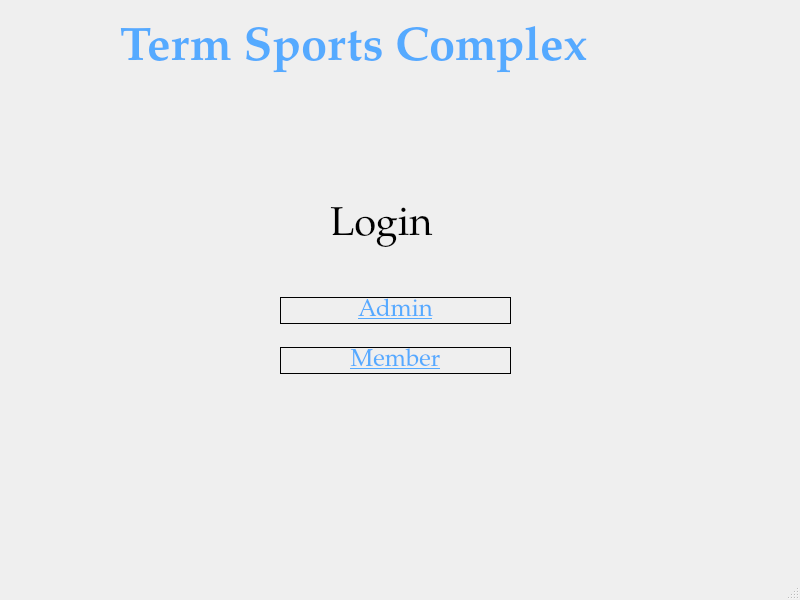
Old version of the form UI/MainPageUI.ui in the repository tural777/FinalProject.
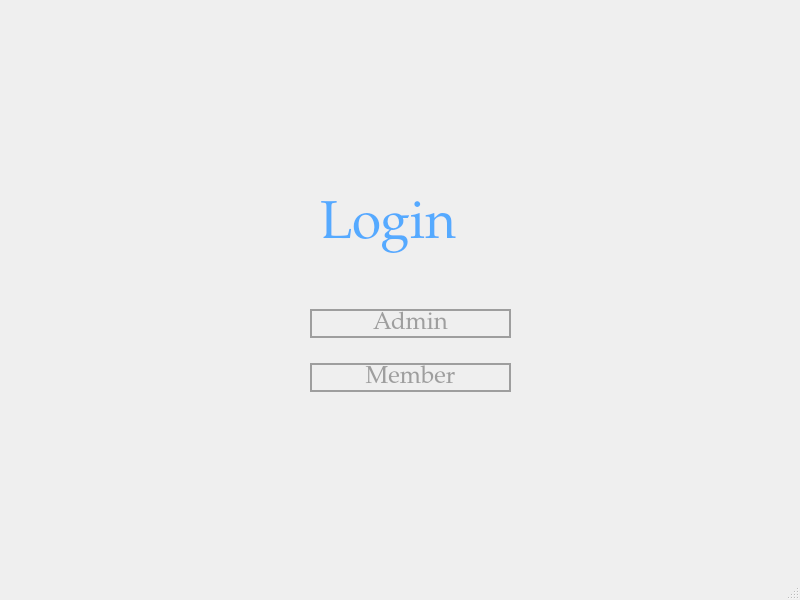
New version of the form.

```diff
--- a/UI/MainPageUI.ui
+++ b/UI/MainPageUI.ui
@@ -19,6 +19,12 @@
     <height>600</height>
    </size>
   </property>
+  <property name="maximumSize">
+   <size>
+    <width>800</width>
+    <height>600</height>
+   </size>
+  </property>
   <property name="font">
    <font>
     <family>Palatino Linotype</family>
@@ -38,10 +44,10 @@
    <widget class="QWidget" name="verticalLayoutWidget">
     <property name="geometry">
      <rect>
-      <x>280</x>
-      <y>280</y>
-      <width>231</width>
-      <height>111</height>
+      <x>310</x>
+      <y>290</y>
+      <width>201</width>
+      <height>121</height>
      </rect>
     </property>
     <layout class="QVBoxLayout" name="verticalLayout">
@@ -51,15 +57,29 @@
         <font>
          <family>Palatino Linotype</family>
          <pointsize>18</pointsize>
-         <underline>true</underline>
+         <underline>false</underline>
         </font>
        </property>
        <property name="cursor">
         <cursorShape>PointingHandCursor</cursorShape>
        </property>
        <property name="styleSheet">
-        <string notr="true">border: 1px solid black;
-color: rgb(85, 170, 255);</string>
+        <string notr="true">QPushButton{
+	border: 2px solid #9E9E9E;
+	border-radius: 15px;
+	background-color: #00000000;
+	color: #9E9E9E;
+}
+QPushButton:hover{
+	color: #FFFFFF;
+	background-color: #5a5a5a;
+}
+QPushButton:pressed{
+	color: #9c2219;
+}
+QPushButton:checked{
+	color: #2c998e;
+}</string>
        </property>
        <property name="text">
         <string>Admin</string>
@@ -68,19 +88,39 @@
      </item>
      <item>
       <widget class="QPushButton" name="btn_member">
+       <property name="sizePolicy">
+        <sizepolicy hsizetype="Minimum" vsizetype="Fixed">
+         <horstretch>0</horstretch>
+         <verstretch>0</verstretch>
+        </sizepolicy>
+       </property>
        <property name="font">
         <font>
          <family>Palatino Linotype</family>
          <pointsize>18</pointsize>
-         <underline>true</underline>
+         <underline>false</underline>
         </font>
        </property>
        <property name="cursor">
         <cursorShape>PointingHandCursor</cursorShape>
        </property>
        <property name="styleSheet">
-        <string notr="true">border: 1px solid black;
-color: rgb(85, 170, 255);</string>
+        <string notr="true">QPushButton{
+	border: 2px solid #9E9E9E;
+	border-radius: 15px;
+	background-color: #00000000;
+	color: #9E9E9E;
+}
+QPushButton:hover{
+	color: #FFFFFF;
+	background-color: #5a5a5a;
+}
+QPushButton:pressed{
+	color: #9c2219;
+}
+QPushButton:checked{
+	color: #2c998e;
+}</string>
        </property>
        <property name="text">
         <string>Member</string>
@@ -92,20 +132,20 @@
    <widget class="QLabel" name="lbl_login">
     <property name="geometry">
      <rect>
-      <x>330</x>
+      <x>320</x>
       <y>180</y>
-      <width>141</width>
+      <width>171</width>
       <height>91</height>
      </rect>
     </property>
     <property name="font">
      <font>
       <family>Palatino Linotype</family>
-      <pointsize>30</pointsize>
+      <pointsize>40</pointsize>
      </font>
     </property>
     <property name="styleSheet">
-     <string notr="true">color: rgb(0, 0, 0);</string>
+     <string notr="true">color: rgb(85, 170, 255);</string>
     </property>
     <property name="text">
      <string>Login</string>
@@ -114,10 +154,10 @@
    <widget class="QLabel" name="lbl_title">
     <property name="geometry">
      <rect>
-      <x>120</x>
-      <y>10</y>
-      <width>591</width>
-      <height>80</height>
+      <x>60</x>
+      <y>60</y>
+      <width>681</width>
+      <height>81</height>
      </rect>
     </property>
     <property name="font">
@@ -126,13 +166,20 @@
       <pointsize>35</pointsize>
       <weight>75</weight>
       <bold>true</bold>
+      <kerning>true</kerning>
      </font>
     </property>
     <property name="styleSheet">
      <string notr="true">color: rgb(85, 170, 255);</string>
     </property>
     <property name="text">
-     <string>Term Sports Complex</string>
+     <string/>
+    </property>
+    <property name="scaledContents">
+     <bool>true</bool>
+    </property>
+    <property name="alignment">
+     <set>Qt::AlignCenter</set>
     </property>
    </widget>
   </widget>
```
